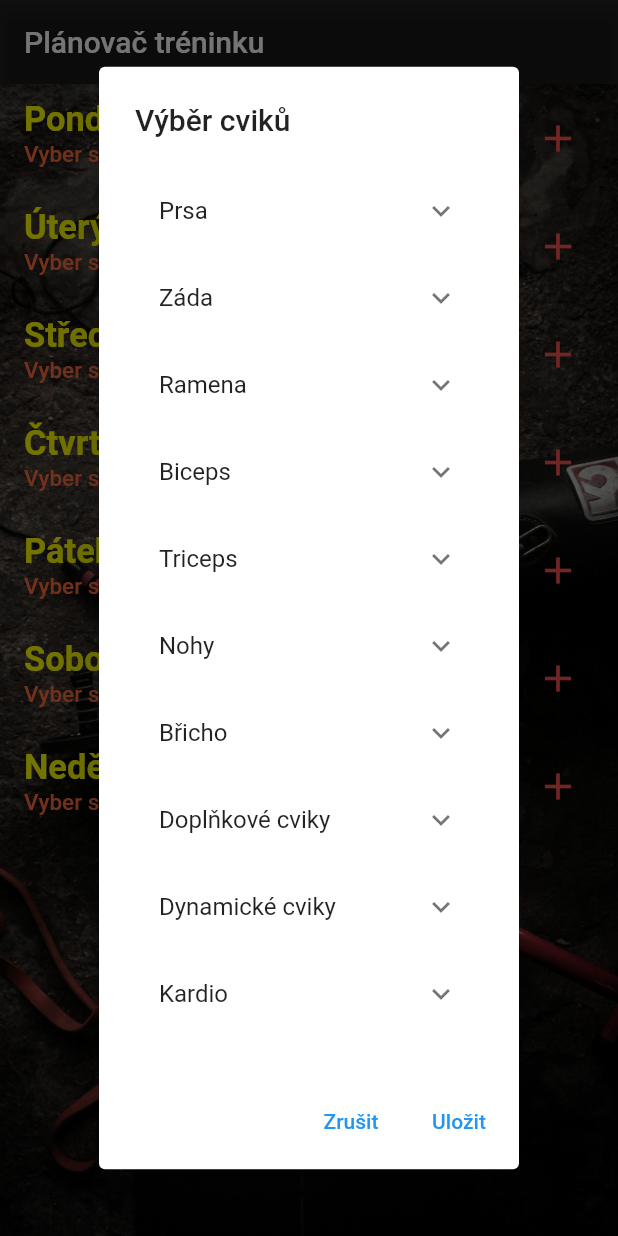
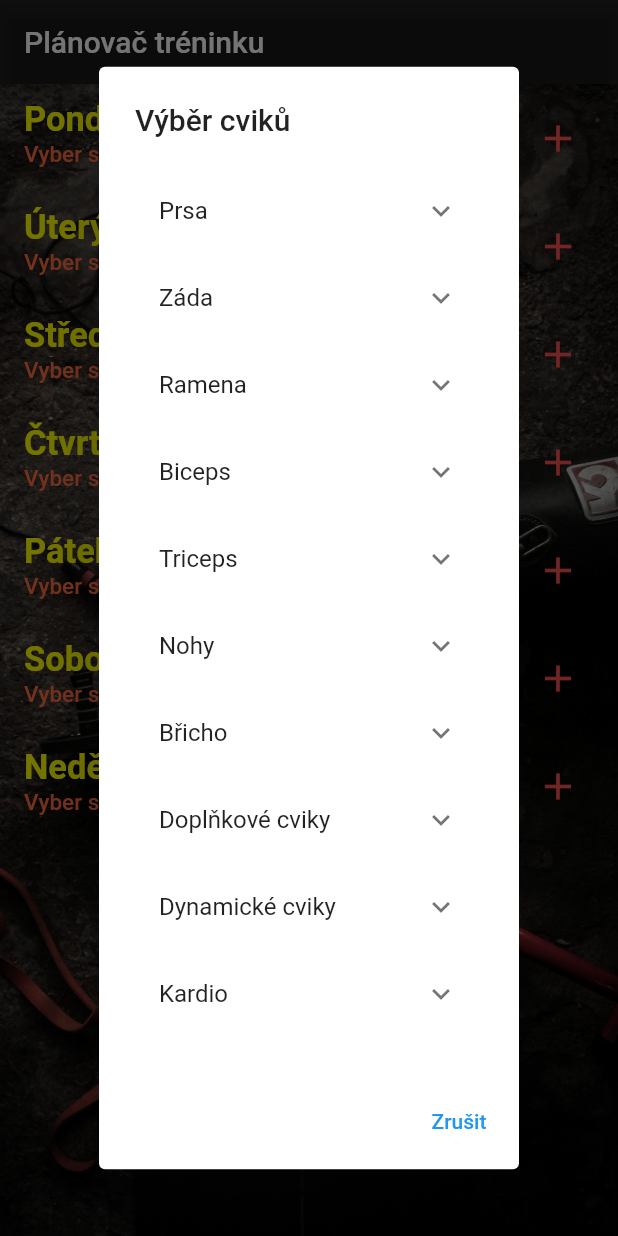
Before and after one commit to luklukass/todo, a Flutter app: the screen it shows after launch, after a tap on the "add" icon, on a phone screen of 412 x 824 dp. Run offline on Flutter 3.47's test engine with Material 2 defaults, Android fonts, the phone set to English and light mode, and no system bars.

Commit message:
the lastest final version with UI

```diff
--- a/lib/page/days.dart
+++ b/lib/page/days.dart
@@ -154,34 +154,36 @@ class _TrainingPlannerState extends State<TrainingPlanner> {
                                     children: List<Widget>.generate(
                                       _exercises[i]['exercises'].length,
                                           (int j) {
-                                        return CheckboxListTile(
-                                          title: Text(
-                                              _exercises[i]['exercises'][j]['name']),
-                                          value: _selectedExercises.contains(
-                                              _exercises[i]['exercises'][j]['name']),
-                                          onChanged: (bool? value) {
+                                            return TextButton(
+                                              onPressed: () {
+                                                // Add exercise to selected exercises
                                                 setState(() {
-                                              if (value == true) {
-                                                value = true;
-                                                if (!_selectedExercises.contains(_exercises[i]['exercises'][j]['name'])) {
+
                                                     _selectedExercises.add({
                                                       'name': _exercises[i]['exercises'][j]['name'],
                                                       'repetition': _exercises[i]['exercises'][j]['repetition'],
                                                       'time': _exercises[i]['exercises'][j]['time'],
                                                       'series': _exercises[i]['exercises'][j]['series'],
                                                     });
-                                                }
-                                              } else {
-                                                _selectedExercises.remove({
-                                                  'name': _exercises[i]['exercises'][j]['name'],
-                                                  'repetition': _exercises[i]['exercises'][j]['repetition'],
-                                                  'time': _exercises[i]['exercises'][j]['time'],
-                                                  'series': _exercises[i]['exercises'][j]['series'],
-                                                });
-                                              }
+                                                    _saveSelectedExercises(_getDayOfWeek(index+1));
                                                 });
                                               },
+                                            child: Container(
+                                              decoration: BoxDecoration(
+                                                  color: Colors.black54,
+                                                  borderRadius: BorderRadius.all(Radius.circular(5))
+                                              ),
+                                              width: double.infinity,
+                                                height: 40,
+
+                                                child: Center(
+                                                child: Text(_exercises[i]['exercises'][j]['name'],
+                                            style: TextStyle(color: Colors.white, fontSize: 15.0),
+                                                  textAlign: TextAlign.center,
+                                                   ),),
+                                            ),
                                             );
+
                                       },
                                     ),
                                   );
@@ -193,14 +195,6 @@ class _TrainingPlannerState extends State<TrainingPlanner> {
                             TextButton(
                               child: Text('Zrušit'),
                               onPressed: () {
-                                Navigator.of(context).pop();
-                              },
-                            ),
-                            TextButton(
-                              child: Text('Uložit'),
-                              onPressed: () {
-                                final dayOfWeek = _getDayOfWeek(index + 1);
-                                _saveSelectedExercises(dayOfWeek);
                                 Navigator.of(context).pop();
                               },
                             ),
```
Also changed, not shown: lib/page/training.dart (+14 -5 lines). Lines whose indentation alone changed are shown as unchanged.
